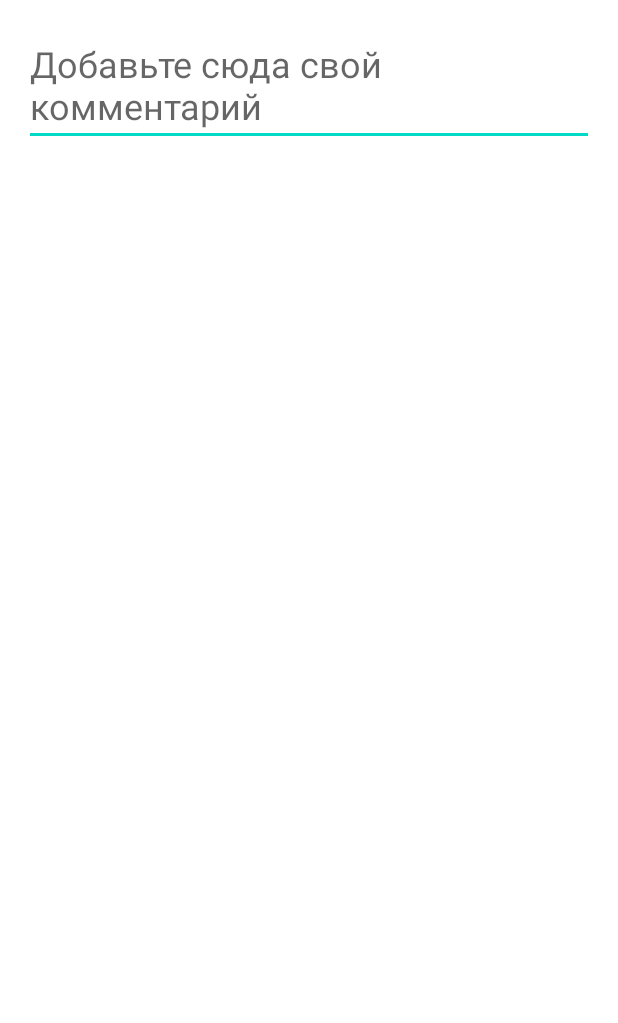
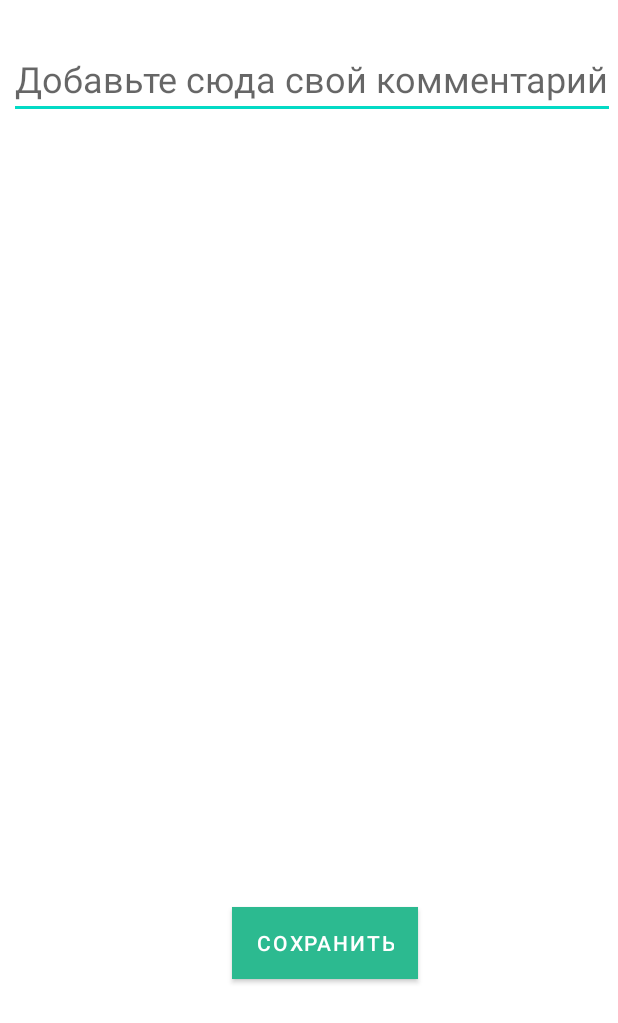
Before and after one commit to Verunya1/HealthProjectV, an Android app: the fragment Notification shown on its own in the app's theme, on a phone screen of 412 x 824 dp. Shown: the top 1023 px of the screen. Run offline under Robolectric (Android 15) with nearby library versions, the phone set to English and light mode, and no system bars; our stand-ins replace Firebase (no records; nobody signed in at launch, a user with empty details on screens opened directly).

Commit message:
the end last

```diff
--- a/app/src/main/AndroidManifest.xml
+++ b/app/src/main/AndroidManifest.xml
@@ -4,9 +4,8 @@
 
     <application
         android:allowBackup="true"
-        android:icon="@mipmap/ic_launcher"
+        android:icon="@drawable/free_sticker_stethoscope"
         android:label="@string/app_name"
-        android:roundIcon="@mipmap/ic_launcher_round"
         android:supportsRtl="true"
         android:theme="@style/Theme.HealthProjectV">
         <activity
@@ -24,7 +23,7 @@
                 <category android:name="android.intent.category.LAUNCHER" />
             </intent-filter>
         </activity>
-        <receiver android:name=".broadcastReceiver.AlarmBroadcastReceiver"/>
+
     </application>
 
 </manifest>
--- a/app/src/main/java/com/example/healthprojectv/Notification.java
+++ b/app/src/main/java/com/example/healthprojectv/Notification.java
@@ -5,46 +5,86 @@ import android.view.LayoutInflater;
 import android.view.MenuItem;
 import android.view.View;
 import android.view.ViewGroup;
+import android.widget.Button;
 import android.widget.EditText;
 import android.widget.TextView;
+import android.widget.Toast;
 
 import androidx.fragment.app.Fragment;
 import androidx.annotation.NonNull;
 import androidx.annotation.Nullable;
 
+import com.example.healthprojectv.record.RecordAddInform;
 import com.google.android.material.navigation.NavigationBarView;
 import com.google.firebase.auth.FirebaseAuth;
+import com.google.firebase.database.DataSnapshot;
+import com.google.firebase.database.DatabaseError;
 import com.google.firebase.database.DatabaseReference;
 import com.google.firebase.database.FirebaseDatabase;
+import com.google.firebase.database.ValueEventListener;
 
 import java.io.*;
+import java.util.ArrayList;
+import java.util.List;
+
 public class Notification extends Fragment {
     private DatabaseReference databaseReference;
     View notification;
     EditText comment;
     private Object Menu;
-
-    public Notification(){
+    private List<String> notificationRecords;
+    Button save;
+String value;
+    public Notification() {
         // require a empty public constructor
     }
+
     @Nullable
     @Override
     public View onCreateView(@NonNull LayoutInflater inflater,
                              @Nullable ViewGroup container,
                              @Nullable Bundle savedInstanceState) {
 
-        notification=inflater.inflate(R.layout.fragment_notification, container, false);
-        comment=notification.findViewById(R.id.comment);
+        notification = inflater.inflate(R.layout.fragment_notification, container, false);
+        comment = notification.findViewById(R.id.comment);
+        save=notification.findViewById(R.id.save);
 
-
+        notificationRecords=new ArrayList<>();
 
         databaseReference = FirebaseDatabase.getInstance().getReference("Users").child(FirebaseAuth.getInstance().getCurrentUser().getUid()).child("Comment");
-        if(!comment.getText().toString().equals(""))
-        databaseReference.push().setValue(comment.getText().toString());
+        Content();
+        comment.setText(value);
+//        comment.setText(notificationRecords.get(0));
 
+        save.setOnClickListener(new View.OnClickListener() {
+            @Override
+            public void onClick(View v) {
+                String notificationRecord = new String(comment.getText().toString());
+                notificationRecords.add(notificationRecord);
+//                databaseReference.push().setValue(notificationRecord);
+                databaseReference.setValue(notificationRecord);
+//                Content();
+            }
+        });
+        comment.setText(value);
 
         return notification;
     }
 
+    private void Content() { //полуение  данных из базы данных
+        databaseReference.addValueEventListener(new ValueEventListener() {
+            @Override
+            public void onDataChange(@NonNull DataSnapshot snapshot) {
+//
+                value = snapshot.getValue(String.class);
+                comment.setText(value);
+                }
 
+            @Override
+            public void onCancelled(@NonNull DatabaseError error) {
+                Toast.makeText(getContext(), "Ошибка", Toast.LENGTH_SHORT).show();
+            }
+        });
+
+    }
 }
--- a/app/src/main/java/com/example/healthprojectv/SettingsFragment.java
+++ b/app/src/main/java/com/example/healthprojectv/SettingsFragment.java
@@ -42,9 +42,11 @@ public class SettingsFragment extends Fragment {
                 boolean checked = ((Switch) v).isChecked();
                 if (checked){
                     AppCompatDelegate.setDefaultNightMode(AppCompatDelegate.MODE_NIGHT_YES);
+
                 }
                 else{
                     AppCompatDelegate.setDefaultNightMode(AppCompatDelegate.MODE_NIGHT_NO);
+
                 }
             }
         });
--- a/app/src/main/res/layout/fragment_notification.xml
+++ b/app/src/main/res/layout/fragment_notification.xml
@@ -1,8 +1,7 @@
 <?xml version="1.0" encoding="utf-8"?>
-<androidx.core.widget.NestedScrollView
-    xmlns:android="http://schemas.android.com/apk/res/android"
+<androidx.constraintlayout.widget.ConstraintLayout xmlns:android="http://schemas.android.com/apk/res/android"
+    xmlns:app="http://schemas.android.com/apk/res-auto"
     xmlns:tools="http://schemas.android.com/tools"
-    xmlns:app="http://schemas.android.com/apk/res-auto"
     android:layout_width="match_parent"
     android:layout_height="match_parent"
 
@@ -10,13 +9,28 @@
 
 
     <EditText
+
         android:id="@+id/comment"
-        android:layout_width="match_parent"
-        android:layout_height="match_parent"
+        android:layout_width="wrap_content"
+        android:layout_height="wrap_content"
+        android:layout_marginStart="6dp"
+        android:layout_marginTop="26dp"
         android:gravity="top|left"
+        android:hint="Добавьте сюда свой комментарий"
         android:inputType="textMultiLine"
-        android:layout_margin="@dimen/text_margin"
-        android:hint="Добавьте сюда свой комментарий"
         android:textSize="24sp"
-        />
-</androidx.core.widget.NestedScrollView>
+        app:layout_constraintStart_toStartOf="parent"
+        app:layout_constraintTop_toTopOf="parent" />
+
+    <Button
+        android:id="@+id/save"
+        android:layout_width="wrap_content"
+        android:layout_height="wrap_content"
+        android:layout_marginEnd="133dp"
+        android:layout_marginBottom="171dp"
+        android:background="@color/colorAccent"
+        android:text="Сохранить"
+        android:textColor="@color/colorPrimary"
+        app:layout_constraintBottom_toBottomOf="parent"
+        app:layout_constraintEnd_toEndOf="parent" />
+</androidx.constraintlayout.widget.ConstraintLayout>
```
Also changed, not shown: app/src/main/java/com/example/healthprojectv/activity/AlarmActivity.java (deleted, +0 -71 lines), app/src/main/java/com/example/healthprojectv/placeholder/PlaceholderContent.java (deleted, +0 -72 lines), app/src/main/java/com/example/healthprojectv/record/RecordAdapter.java (+1 -16 lines), app/src/main/java/com/example/healthprojectv/record/RecordMain.java (+5 -96 lines), app/src/main/java/com/example/healthprojectv/safety/User.java (+14 -1 lines).
